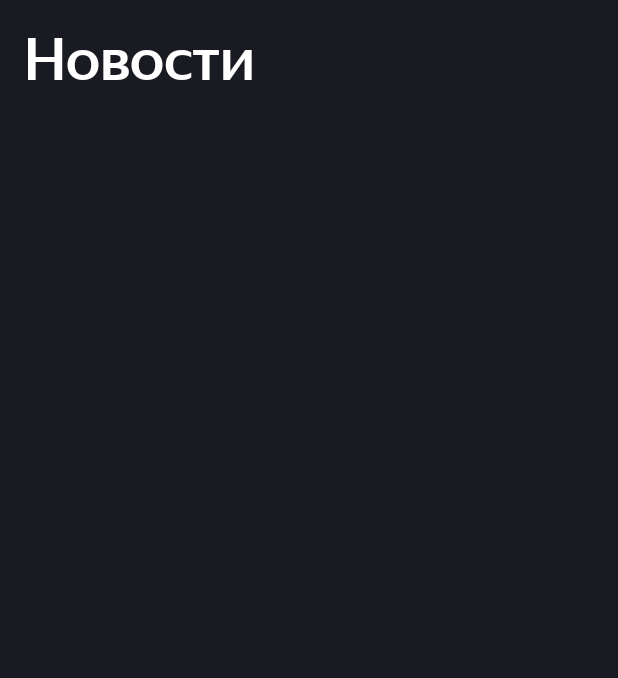
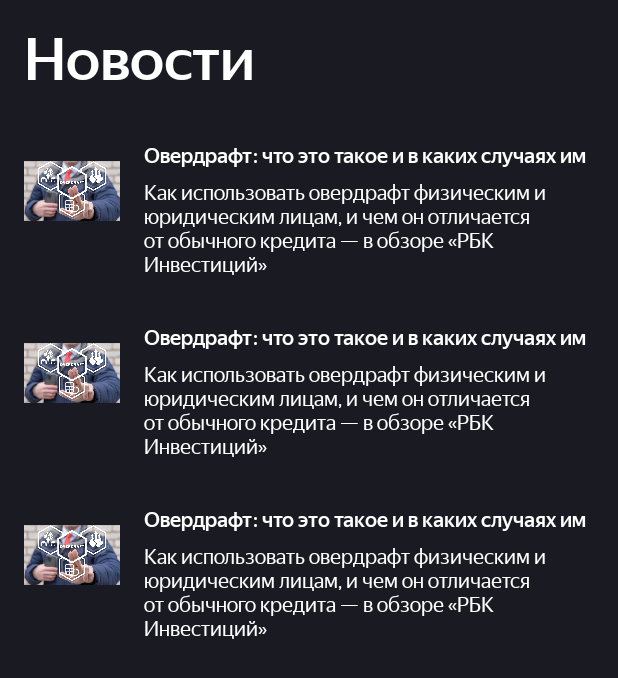
Before and after one commit to Mysteri027/StockView, an Android app: the layout fragment_news.xml on its own in the app's theme, with its tools: preview values and no code run, on a phone screen of 412 x 824 dp. Shown: the top 678 px of the screen. Run offline under Robolectric (Android 15) with nearby library versions, the phone set to English and light mode, and no system bars.

Commit message:
начал работать над новостями

```diff
--- a/app/build.gradle
+++ b/app/build.gradle
@@ -67,4 +67,8 @@ dependencies {
     def retrofit_version = "2.9.0"
     implementation "com.squareup.retrofit2:retrofit:$retrofit_version"
     implementation "com.squareup.retrofit2:converter-gson:$retrofit_version"
+
+    // Glide
+    def glide_version = "4.15.1"
+    implementation "com.github.bumptech.glide:glide:$glide_version"
 }
--- a/app/src/main/res/drawable/icon.xml
+++ b/app/src/main/res/drawable/icon.xml
@@ -1,7 +1,7 @@
 <vector xmlns:android="http://schemas.android.com/apk/res/android"
     xmlns:tools="http://schemas.android.com/tools"
-    android:width="50dp"
-    android:height="32dp"
+    android:width="37dp"
+    android:height="24dp"
     android:viewportWidth="200"
     android:viewportHeight="128">
   <path
--- a/app/src/main/res/layout/fragment_news.xml
+++ b/app/src/main/res/layout/fragment_news.xml
@@ -3,9 +3,11 @@
     xmlns:app="http://schemas.android.com/apk/res-auto"
     android:layout_width="match_parent"
     android:layout_height="match_parent"
+    xmlns:tools="http://schemas.android.com/tools"
     android:background="@color/yp_black">
 
     <TextView
+        android:id="@+id/news_screen_title"
         style="@style/ScreensTitle"
         android:layout_width="wrap_content"
         android:layout_height="wrap_content"
@@ -13,4 +15,15 @@
         app:layout_constraintStart_toStartOf="parent"
         app:layout_constraintTop_toTopOf="parent" />
 
+    <androidx.recyclerview.widget.RecyclerView
+        android:layout_marginTop="@dimen/value_16dp"
+        android:id="@+id/news_screen_news_list"
+        android:layout_width="match_parent"
+        android:layout_height="wrap_content"
+        app:layout_constraintTop_toBottomOf="@id/news_screen_title"
+        app:layout_constraintStart_toStartOf="parent"
+        app:layout_constraintEnd_toEndOf="parent"
+        app:layoutManager="androidx.recyclerview.widget.LinearLayoutManager"
+        tools:listitem="@layout/news_item" />
+
 </androidx.constraintlayout.widget.ConstraintLayout>
--- /dev/null
+++ b/app/src/main/res/layout/news_item.xml
@@ -0,0 +1,45 @@
+<?xml version="1.0" encoding="utf-8"?>
+<androidx.constraintlayout.widget.ConstraintLayout xmlns:android="http://schemas.android.com/apk/res/android"
+    xmlns:app="http://schemas.android.com/apk/res-auto"
+    xmlns:tools="http://schemas.android.com/tools"
+    android:layout_width="match_parent"
+    android:layout_height="wrap_content"
+    android:background="@color/yp_black"
+    android:padding="@dimen/value_16dp">
+
+    <ImageView
+        android:id="@+id/news_item_image"
+        android:layout_width="@dimen/value_64dp"
+        android:layout_height="@dimen/value_64dp"
+        app:layout_constraintStart_toStartOf="parent"
+        app:layout_constraintTop_toTopOf="parent"
+        tools:src="@drawable/news_item_image"
+        android:contentDescription="@string/news_image" />
+
+    <TextView
+        android:id="@+id/news_item_title"
+        android:layout_width="match_parent"
+        android:layout_height="wrap_content"
+        android:layout_marginStart="80dp"
+        android:fontFamily="@font/ys_display"
+        android:maxLines="1"
+        android:text="@string/news_title"
+        android:textColor="@color/yp_white"
+        app:layout_constraintEnd_toEndOf="parent"
+        app:layout_constraintStart_toEndOf="@id/news_item_image"
+        app:layout_constraintTop_toTopOf="parent" />
+
+    <TextView
+        android:id="@+id/news_item_description"
+        android:layout_width="match_parent"
+        android:layout_height="wrap_content"
+        android:layout_marginStart="80dp"
+        android:fontFamily="@font/ys_display_regular"
+        android:text="@string/news_description"
+        android:textColor="@color/yp_white"
+        android:layout_marginTop="@dimen/value_8dp"
+        app:layout_constraintEnd_toEndOf="parent"
+        app:layout_constraintStart_toEndOf="@id/news_item_image"
+        app:layout_constraintTop_toBottomOf="@id/news_item_title" />
+
+</androidx.constraintlayout.widget.ConstraintLayout>
--- a/app/src/main/res/values/dimens.xml
+++ b/app/src/main/res/values/dimens.xml
@@ -2,6 +2,7 @@
 <resources>
     <dimen name="value_32dp">32dp</dimen>
     <dimen name="value_64dp">64dp</dimen>
+    <dimen name="value_128dp">128dp</dimen>
     <dimen name="value_16dp">16dp</dimen>
     <dimen name="value_8dp">8dp</dimen>
 </resources>
--- a/app/src/main/res/values/strings.xml
+++ b/app/src/main/res/values/strings.xml
@@ -17,4 +17,8 @@
     <string name="favorite">Избранное</string>
     <string name="news">Новости</string>
     <string name="profile">Профиль</string>
+    <string name="visible_eye">visible eye</string>
+    <string name="news_title">Овердрафт: что это такое и в каких случаях им можно пользоваться</string>
+    <string name="news_description">Как использовать овердрафт физическим и юридическим лицам, и чем он отличается от обычного кредита — в обзоре «РБК Инвестиций»</string>
+    <string name="news_image">news image</string>
 </resources>
```
Also changed, not shown: app/src/main/java/ru/igorsh/stockview/presentation/model/NewsItem.kt (added, +7 -0 lines), app/src/main/java/ru/igorsh/stockview/presentation/screens/news/NewsAdapter.kt (added, +48 -0 lines), app/src/main/java/ru/igorsh/stockview/presentation/screens/news/NewsFragment.kt (+37 -0 lines), app/src/main/res/drawable/news_item_image.png (added).
